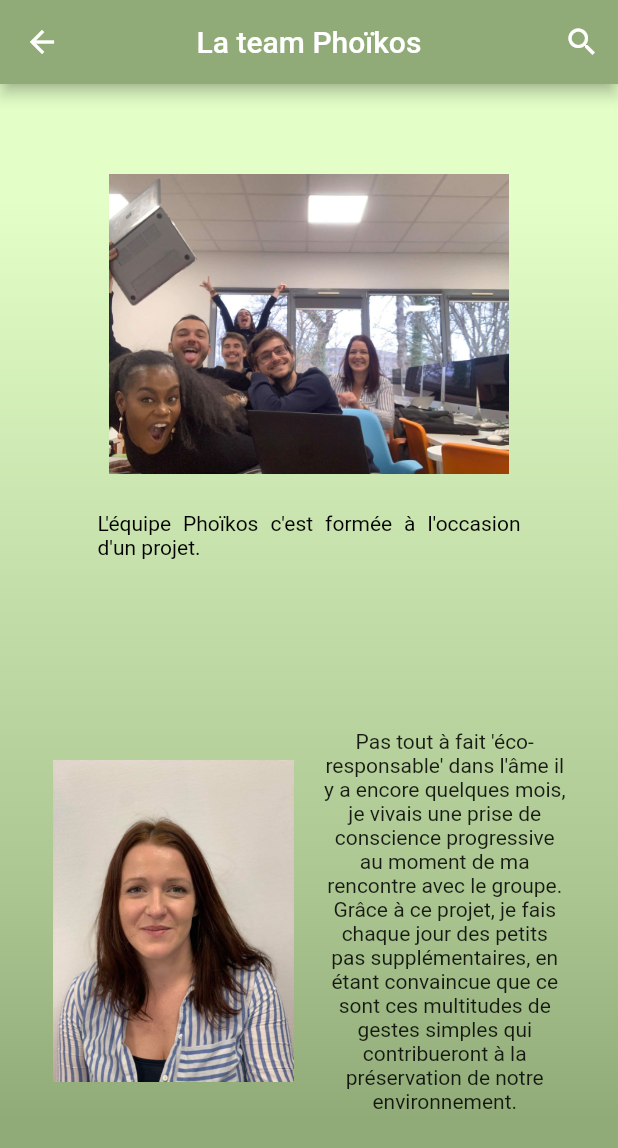
After one commit to Sanitc/phoikos, a Flutter app: the PhoikosTeamPagePageWidget screen opened directly, on a phone screen of 412 x 824 dp. The commit adds this screen. Shown: the top 1148 px of the screen. Run offline on Flutter 3.47's test engine with Material 2 defaults, Android fonts, the phone set to English and light mode, and no system bars; our stand-ins replace cloud_firestore, curved_navigation_bar, firebase_storage, google_maps_flutter; accounts and stored records are empty.

Commit message:
menu burger premier geai

```diff
--- /dev/null
+++ b/lib/page/phoikos_team_page.dart
@@ -0,0 +1,211 @@
+import 'package:flutter/material.dart';
+
+class PhoikosTeamPagePageWidget extends StatefulWidget {
+  @override
+  _PhoikosTeamPageWidgetState createState() => _PhoikosTeamPageWidgetState();
+}
+
+class _PhoikosTeamPageWidgetState extends State<PhoikosTeamPagePageWidget> {
+  @override
+  Widget build(BuildContext context) {
+    return Scaffold(
+      appBar: AppBar(
+        title: Text('La team Phoïkos',
+            style: TextStyle(
+              color: Colors.white,
+            )),
+        centerTitle: true,
+        backgroundColor: Color(0xFF90AB77),
+        actions: <Widget>[
+          IconButton(
+            icon: Icon(Icons.search),
+            onPressed: () {
+              print('click on search');
+            },
+          )
+        ],
+      ),
+      body: Container(
+        padding: const EdgeInsets.all(15.0),
+        decoration: BoxDecoration(
+          gradient: LinearGradient(
+            begin: Alignment.topCenter,
+            end: Alignment.bottomCenter,
+            colors: [
+              Color(0xFFE3FFC7),
+              Color(0xFFC7E2AC),
+              Color(0xFFABC691),
+              Color(0xFF90AB77),
+            ],
+            stops: [0.1, 0.4, 0.7, 0.9],
+          ),
+        ),
+        child: Column(
+          children: <Widget>[
+            Expanded(child: _gridView()),
+          ],
+        ),
+      ),
+    );
+  }
+
+  Widget _gridView() {
+    return GridView.count(
+      primary: false,
+      padding: const EdgeInsets.all(20),
+      crossAxisSpacing: 10,
+      mainAxisSpacing: 10,
+      crossAxisCount: 1,
+      children: <Widget>[
+        Column(
+          children: <Widget>[
+            Padding(
+              padding: EdgeInsets.all(25.0),
+              child: Image(
+                image: AssetImage('assets/images/team/group_photo.jpg'),
+                height: 200,
+                width: 300,
+              ),
+            ),
+            Padding(
+              padding: EdgeInsets.symmetric(horizontal: 30.0),
+              child: RichText(
+                textAlign: TextAlign.justify,
+                text: TextSpan(
+                  text:
+                      "L'équipe Phoïkos c'est formée à l'occasion d'un projet.",
+                  style: TextStyle(
+                    color: Colors.black,
+                  ),
+                ),
+              ),
+            )
+          ],
+        ),
+        Row(
+          children: <Widget>[
+            Expanded(
+              child: Image(
+                image: AssetImage('assets/images/team/gloria.jpg'),
+              ),
+            ),
+            Container(
+              height: 100,
+              width: 20,
+            ),
+            Expanded(
+              child: Text(
+                  "Pas tout à fait 'éco-responsable' dans l'âme il y a encore quelques mois, "
+                  "je vivais une prise de conscience progressive au moment de ma rencontre avec le groupe. Grâce à ce projet,"
+                  " je fais chaque jour des petits pas supplémentaires,"
+                  " en étant convaincue que ce sont ces multitudes de gestes simples qui contribueront à la préservation de notre environnement.",
+                  textAlign: TextAlign.center),
+            ),
+          ],
+        ),
+        Row(
+          children: <Widget>[
+            Expanded(
+                child: Text(
+                    'Après mes études en marketing, j’ai décidé de m’axer plus dans le digital. '
+                    'Le bachelor E-Business me permet d’allier ma passion pour la création design et de contenu au marketing.'
+                    ' Ce projet me tient à cœur puisque dans mon quotidien, je me tourne de plus en plus vers une démarche éco-responsable, '
+                    'par des gestes simples et une approche à la consommation différente.',
+                    textAlign: TextAlign.center)),
+            Container(
+              height: 100,
+              width: 20,
+            ),
+            Expanded(
+              child: Image(
+                image: AssetImage('assets/images/team/sebastien.jpg'),
+              ),
+            ),
+          ],
+        ),
+        Row(
+          children: <Widget>[
+            Expanded(
+              child: Image(
+                image: AssetImage('assets/images/team/aissata.jpg'),
+              ),
+            ),
+            Container(
+              height: 100,
+              width: 20,
+            ),
+            Expanded(
+              child: Text(
+                  "J‘ai décidé de tourner ma reconversion professionnelle dans une activité me permettant de travailler dans le digital. "
+                  "La transversalité des cours ainsi que des projets que nous faisons nous permet de mettre en avant cet ensemble de compétences."
+                  " Active pour notre planète il été pour moi logique de me positionner sur la réussite de l’application éco-responsable “Phoïkos”",
+                  textAlign: TextAlign.center),
+            ),
+          ],
+        ),
+        Row(
+          children: <Widget>[
+            Expanded(
+                child: Text(
+                    "Suite à mes études en BTS assistant de gestion,"
+                    " j’ai décidé de me réorienter dans le domaine du numérique. "
+                    "Le Bachelor Webmarketing et Social Media me permet d’élargir mes compétences en Management et Gestion de projet tout en développant "
+                    "de nouvelles compétences."
+                    " Le projet Phoïkos est important pour moi car je me tourne de plus en plus vers une démarche éco-responsable.",
+                    textAlign: TextAlign.center)),
+            Container(
+              height: 100,
+              width: 20,
+            ),
+            Expanded(
+              child: Image(
+                image: AssetImage('assets/images/team/alexandre.jpg'),
+              ),
+            ),
+          ],
+        ),
+        Row(
+          children: <Widget>[
+            Expanded(
+              child: Image(
+                image: AssetImage('assets/images/team/naig.jpg'),
+              ),
+            ),
+            Container(
+              height: 100,
+              width: 20,
+            ),
+            Expanded(
+              child: Text(
+                  "Grande curieuse, je pratique beaucoup d'activités au quotidien telles que le théâtre, "
+                  "la couture ou encore la musique. Aimant m'intéresser à divers sujets de société, "
+                  "l'écologie et la protection de notre planète et des animaux a tout de suite été un sujet captivant. "
+                  "C'est cette prise de conscience écologique que j'ai eu il y a quelques mois qui m'a poussée à proposer ce projet à mes camarades.",
+                  textAlign: TextAlign.center),
+            ),
+          ],
+        ),
+        Row(
+          children: <Widget>[
+            Expanded(
+              child: Text(
+                  "Actuellement en bachelor developpement web, j'ai voulu allier mon travail avec une cause juste. "
+                  "Vivant déjà dans une démarche éco-responsable, Phoïkos est important pour moi,"
+                  " et j'aimerai grâce à cette application aider les personnes dans leurs démarche éco-responsable.",
+                  textAlign: TextAlign.center),
+            ),
+            Container(
+              height: 100,
+              width: 20,
+            ),
+            Expanded(
+              child: Image(
+                image: AssetImage('assets/images/team/clement.jpg'),
+              ),
+            ),
+          ],
+        ),
+      ],
+    );
+  }
+}
--- a/lib/screen/note_screen.dart
+++ b/lib/screen/note_screen.dart
@@ -1,6 +1,9 @@
 import 'package:flutter/material.dart';
+import 'package:phoikos/page/phoikos_team_page.dart';
 
 class NoteScreenWidget extends StatelessWidget {
+  final GlobalKey<ScaffoldState> _scaffoldKey = new GlobalKey<ScaffoldState>();
+
   @override
   Widget build(BuildContext context) {
     return Scaffold(
@@ -11,7 +14,7 @@ class NoteScreenWidget extends StatelessWidget {
             )),
         centerTitle: true,
         backgroundColor: Color(0xFF90AB77),
-        automaticallyImplyLeading: false,
+        automaticallyImplyLeading: true,
         actions: <Widget>[
           IconButton(
             icon: Icon(Icons.search),
@@ -20,6 +23,44 @@ class NoteScreenWidget extends StatelessWidget {
             },
           )
         ],
+      ),
+      drawer: Container(
+        width: 180,
+        child: Drawer(
+          child: Container(
+            color: Color(0xFF90AB77),
+            child: ListView(
+              padding: EdgeInsets.zero,
+              children: <Widget>[
+                ListTile(
+                  leading: Icon(Icons.arrow_back, color: Colors.white),
+                  onTap: () {
+                    Navigator.pop(context);
+                  },
+                ),
+                ListTile(
+                    title: Text(
+                      'Nos partenaires',
+                      style: TextStyle(color: Colors.white, fontSize: 17),
+                    ),
+                    onTap: () {
+                      Navigator.pop(context);
+                    }),
+                ListTile(
+                    title: Text(
+                      'La team Phoïkos',
+                      style: TextStyle(color: Colors.white, fontSize: 17),
+                    ),
+                    onTap: () {
+                      Navigator.push(context,
+                          MaterialPageRoute(builder: (BuildContext context) {
+                        return PhoikosTeamPagePageWidget();
+                      }));
+                    })
+              ],
+            ),
+          ),
+        ),
       ),
       body: Container(
         decoration: BoxDecoration(
--- a/pubspec.yaml
+++ b/pubspec.yaml
@@ -52,6 +52,7 @@ flutter:
   assets:
     - assets/images/categories/
     - assets/images/category_1/
+    - assets/images/team/
 
   # An image asset can refer to one or more resolution-specific "variants", see
   # https://flutter.dev/assets-and-images/#resolution-aware.
```
Also changed, not shown: assets/images/team/aissata.jpg (added), assets/images/team/alexandre.jpg (added), assets/images/team/clement.jpg (added), assets/images/team/gloria.jpg (added), assets/images/team/group_photo.jpg (added), assets/images/team/naig.jpg (added), assets/images/team/sebastien.jpg (added), pubspec.lock.
